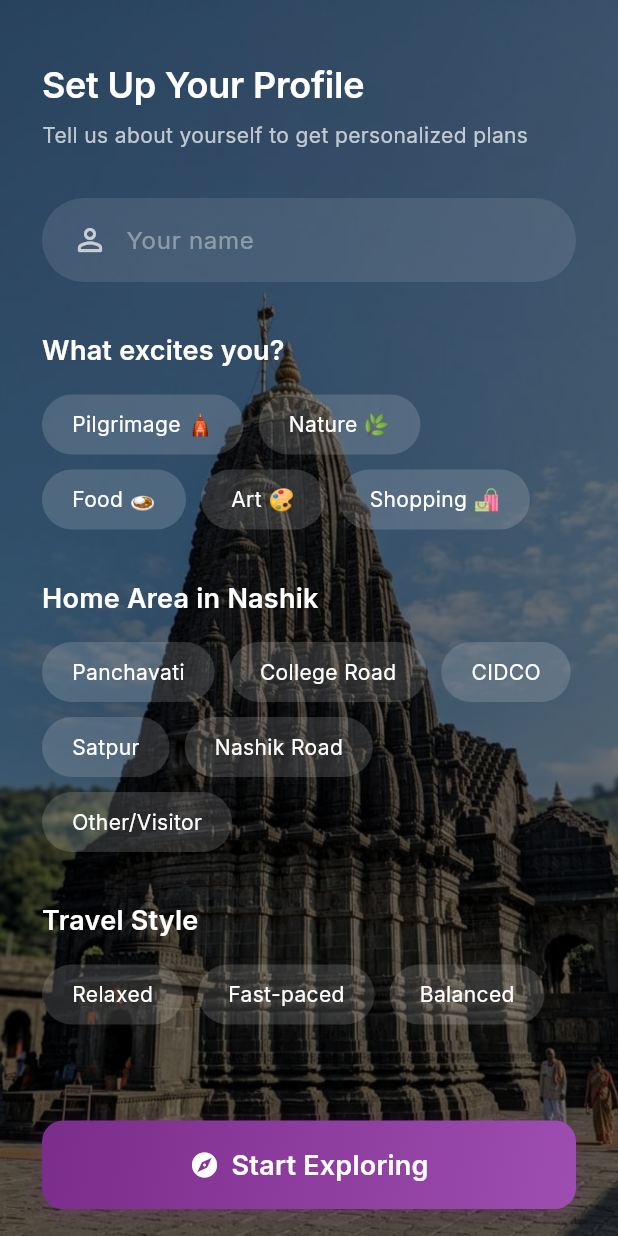
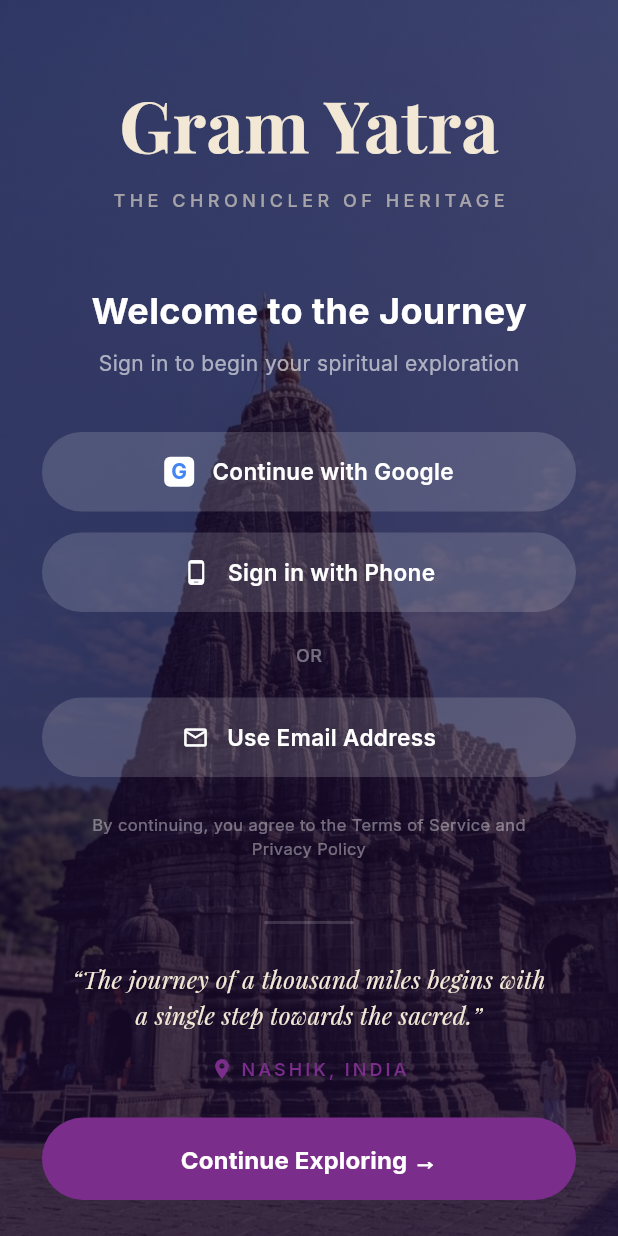
Before and after one commit to varadshajith/Gram-yatra, a Flutter app: the screen it shows after launch, after a tap on "Begin Your Journey", on a phone screen of 412 x 824 dp. Run offline on Flutter 3.47's test engine with Material 3 defaults, Android fonts, the phone set to English and light mode, and no system bars; our stand-ins replace cloud_firestore, connectivity_plus, firebase_core, geolocator, google_fonts, google_maps_flutter and 3 more; accounts and stored records are empty.

Commit message:
Loginpage

```diff
--- a/lib/main.dart
+++ b/lib/main.dart
@@ -3,6 +3,7 @@ import 'package:firebase_core/firebase_core.dart';
 import 'firebase_options.dart';
 import 'utils/theme.dart';
 import 'screens/welcome_screen.dart';
+import 'screens/login_screen.dart';
 import 'screens/profile_setup_screen.dart';
 import 'screens/user_profile_screen.dart';
 import 'screens/home_screen.dart';
@@ -42,6 +43,7 @@ class GramYatraApp extends StatelessWidget {
       initialRoute: '/',
       routes: {
         '/': (context) => const WelcomeScreen(),
+        '/login': (context) => const LoginScreen(),
         '/profile-setup': (context) => const ProfileSetupScreen(),
         '/user-profile': (context) => const UserProfileScreen(),
         '/home': (context) => const HomeScreen(),
--- /dev/null
+++ b/lib/screens/login_screen.dart
@@ -0,0 +1,313 @@
+import 'package:flutter/material.dart';
+import 'package:google_fonts/google_fonts.dart';
+
+/// Login Screen — Sacred Vine themed sign-in page
+/// Matches profile_setup_screen.dart background + chip styling exactly.
+class LoginScreen extends StatelessWidget {
+  const LoginScreen({super.key});
+
+  // ─── Sacred Vine Theme Colors ───
+  static const Color _nightSky = Color(0xFF1A0A2E);
+  static const Color _templePurple = Color(0xFF7B2D8B);
+  static const Color _sandstoneCream = Color(0xFFF2E8D5);
+
+  void _navigateToHome(BuildContext context) {
+    Navigator.pushReplacementNamed(context, '/home');
+  }
+
+  @override
+  Widget build(BuildContext context) {
+    return Scaffold(
+      body: Stack(
+        children: [
+          // ─── Background: same image as profile setup screen ───
+          Positioned.fill(
+            child: Image.asset(
+              'assets/images/Loginpage.jpeg',
+              fit: BoxFit.cover,
+            ),
+          ),
+
+          // ─── Dark gradient overlay ───
+          Positioned.fill(
+            child: Container(
+              decoration: const BoxDecoration(
+                gradient: LinearGradient(
+                  begin: Alignment.topCenter,
+                  end: Alignment.bottomCenter,
+                  colors: [
+                    Color(0xAA1A0A2E),
+                    Color(0xCC1A0A2E),
+                  ],
+                ),
+              ),
+            ),
+          ),
+
+          // ─── Content ───
+          SafeArea(
+            child: SingleChildScrollView(
+              padding: const EdgeInsets.symmetric(horizontal: 28),
+              child: ConstrainedBox(
+                constraints: BoxConstraints(
+                  minHeight: MediaQuery.of(context).size.height -
+                      MediaQuery.of(context).padding.top -
+                      MediaQuery.of(context).padding.bottom,
+                ),
+                child: Column(
+                  children: [
+                    const SizedBox(height: 48),
+
+                    // ─── App Title ───
+                    Text(
+                      'Gram Yatra',
+                      style: GoogleFonts.playfairDisplay(
+                        fontSize: 48,
+                        fontWeight: FontWeight.bold,
+                        color: _sandstoneCream,
+                      ),
+                    ),
+                    const SizedBox(height: 8),
+
+                    // ─── Subtitle ───
+                    Text(
+                      'THE CHRONICLER OF HERITAGE',
+                      style: GoogleFonts.inter(
+                        fontSize: 12,
+                        fontWeight: FontWeight.w500,
+                        letterSpacing: 3.0,
+                        color: _sandstoneCream.withValues(alpha: 0.6),
+                      ),
+                    ),
+
+                    const SizedBox(height: 48),
+
+                    // ─── Welcome Heading ───
+                    Text(
+                      'Welcome to the Journey',
+                      style: GoogleFonts.inter(
+                        fontSize: 24,
+                        fontWeight: FontWeight.bold,
+                        color: Colors.white,
+                      ),
+                    ),
+                    const SizedBox(height: 8),
+
+                    // ─── Sign-in subtitle ───
+                    Text(
+                      'Sign in to begin your spiritual exploration',
+                      style: GoogleFonts.inter(
+                        fontSize: 14,
+                        color: Colors.white.withValues(alpha: 0.6),
+                      ),
+                    ),
+
+                    const SizedBox(height: 36),
+
+                    // ─── Continue with Google ───
+                    _LoginChipButton(
+                      label: 'Continue with Google',
+                      icon: _buildGoogleIcon(),
+                      onTap: () => _navigateToHome(context),
+                    ),
+
+                    const SizedBox(height: 14),
+
+                    // ─── Sign in with Phone ───
+                    _LoginChipButton(
+                      label: 'Sign in with Phone',
+                      icon: const Icon(Icons.phone_android,
+                          color: Colors.white, size: 18),
+                      onTap: () => _navigateToHome(context),
+                    ),
+
+                    const SizedBox(height: 20),
+
+                    // ─── OR Divider ───
+                    Text(
+                      'OR',
+                      style: GoogleFonts.inter(
+                        fontSize: 12,
+                        fontWeight: FontWeight.w500,
+                        color: Colors.white.withValues(alpha: 0.4),
+                      ),
+                    ),
+
+                    const SizedBox(height: 20),
+
+                    // ─── Use Email Address ───
+                    _LoginChipButton(
+                      label: 'Use Email Address',
+                      icon: const Icon(Icons.email_outlined,
+                          color: Colors.white, size: 18),
+                      onTap: () => _navigateToHome(context),
+                    ),
+
+                    const SizedBox(height: 24),
+
+                    // ─── Legal Text ───
+                    Padding(
+                      padding: const EdgeInsets.symmetric(horizontal: 16),
+                      child: Text(
+                        'By continuing, you agree to the Terms of Service and Privacy Policy',
+                        textAlign: TextAlign.center,
+                        style: GoogleFonts.inter(
+                          fontSize: 11,
+                          color: Colors.white.withValues(alpha: 0.4),
+                        ),
+                      ),
+                    ),
+
+                    const SizedBox(height: 40),
+
+                    // ─── Divider Line ───
+                    Container(
+                      width: 60,
+                      height: 2,
+                      decoration: BoxDecoration(
+                        color: Colors.white.withValues(alpha: 0.15),
+                        borderRadius: BorderRadius.circular(1),
+                      ),
+                    ),
+
+                    const SizedBox(height: 24),
+
+                    // ─── Inspirational Quote ───
+                    Padding(
+                      padding: const EdgeInsets.symmetric(horizontal: 20),
+                      child: Text(
+                        '\u201CThe journey of a thousand miles begins with a single step towards the sacred.\u201D',
+                        textAlign: TextAlign.center,
+                        style: GoogleFonts.playfairDisplay(
+                          fontSize: 16,
+                          fontStyle: FontStyle.italic,
+                          color: _sandstoneCream,
+                          height: 1.5,
+                        ),
+                      ),
+                    ),
+
+                    const SizedBox(height: 16),
+
+                    // ─── Location Badge ───
+                    Row(
+                      mainAxisAlignment: MainAxisAlignment.center,
+                      children: [
+                        const Icon(Icons.location_on,
+                            color: _templePurple, size: 16),
+                        const SizedBox(width: 4),
+                        Text(
+                          'NASHIK, INDIA',
+                          style: GoogleFonts.inter(
+                            fontSize: 12,
+                            fontWeight: FontWeight.w600,
+                            letterSpacing: 2.0,
+                            color: _templePurple,
+                          ),
+                        ),
+                      ],
+                    ),
+
+                    const SizedBox(height: 24),
+
+                    // ─── Continue Exploring Button ───
+                    SizedBox(
+                      width: double.infinity,
+                      child: ElevatedButton(
+                        onPressed: () => _navigateToHome(context),
+                        style: ElevatedButton.styleFrom(
+                          backgroundColor: _templePurple,
+                          foregroundColor: Colors.white,
+                          padding: const EdgeInsets.symmetric(vertical: 16),
+                          shape: RoundedRectangleBorder(
+                            borderRadius: BorderRadius.circular(30),
+                          ),
+                          elevation: 0,
+                        ),
+                        child: Text(
+                          'Continue Exploring \u2192',
+                          style: GoogleFonts.inter(
+                            fontSize: 16,
+                            fontWeight: FontWeight.bold,
+                          ),
+                        ),
+                      ),
+                    ),
+
+                    const SizedBox(height: 32),
+                  ],
+                ),
+              ),
+            ),
+          ),
+        ],
+      ),
+    );
+  }
+
+  /// Builds a simple Google "G" icon with brand blue
+  Widget _buildGoogleIcon() {
+    return Container(
+      width: 20,
+      height: 20,
+      decoration: BoxDecoration(
+        color: Colors.white,
+        borderRadius: BorderRadius.circular(4),
+      ),
+      alignment: Alignment.center,
+      child: Text(
+        'G',
+        style: GoogleFonts.inter(
+          fontSize: 14,
+          fontWeight: FontWeight.bold,
+          color: const Color(0xFF4285F4),
+        ),
+      ),
+    );
+  }
+}
+
+/// Login button styled like profile-setup CategoryChip:
+/// semi-transparent dark fill, white text, pill shape.
+class _LoginChipButton extends StatelessWidget {
+  final String label;
+  final Widget icon;
+  final VoidCallback onTap;
+
+  const _LoginChipButton({
+    required this.label,
+    required this.icon,
+    required this.onTap,
+  });
+
+  @override
+  Widget build(BuildContext context) {
+    return GestureDetector(
+      onTap: onTap,
+      child: Container(
+        width: double.infinity,
+        padding: const EdgeInsets.symmetric(vertical: 16),
+        decoration: BoxDecoration(
+          // Same semi-transparent fill as CategoryChip unselected state
+          color: Colors.white.withValues(alpha: 0.15),
+          borderRadius: BorderRadius.circular(30),
+        ),
+        child: Row(
+          mainAxisAlignment: MainAxisAlignment.center,
+          children: [
+            icon,
+            const SizedBox(width: 12),
+            Text(
+              label,
+              style: GoogleFonts.inter(
+                fontSize: 15,
+                fontWeight: FontWeight.w600,
+                color: Colors.white,
+              ),
+            ),
+          ],
+        ),
+      ),
+    );
+  }
+}
--- a/lib/screens/welcome_screen.dart
+++ b/lib/screens/welcome_screen.dart
@@ -151,7 +151,7 @@ class _WelcomeScreenState extends State<WelcomeScreen> with SingleTickerProvider
                         label: AppStrings.beginJourney,
                         icon: Icons.arrow_forward_rounded,
                         onPressed: () {
-                          Navigator.pushReplacementNamed(context, '/profile-setup');
+                          Navigator.pushReplacementNamed(context, '/login');
                         },
                       ),
                     ),
```
